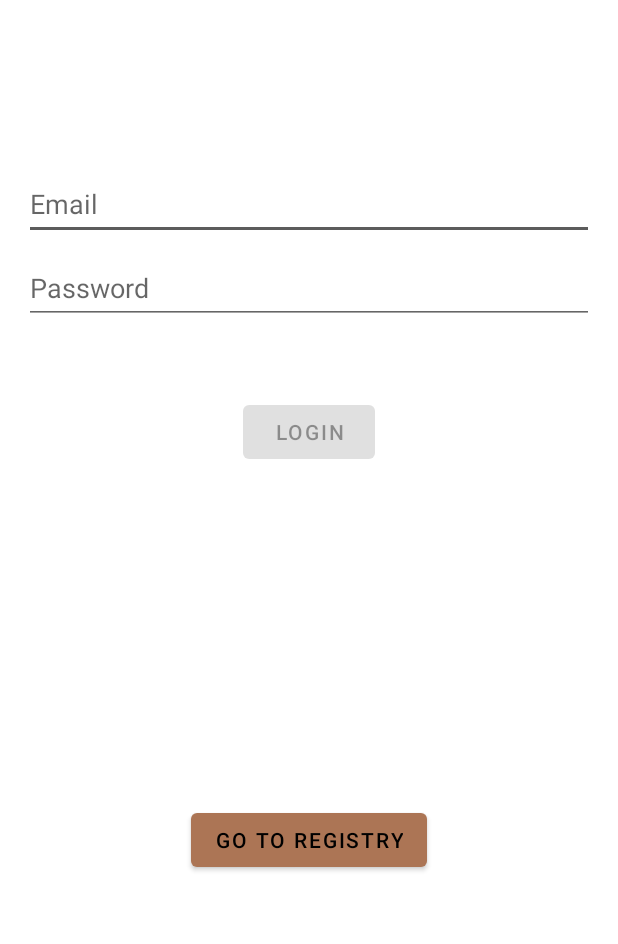
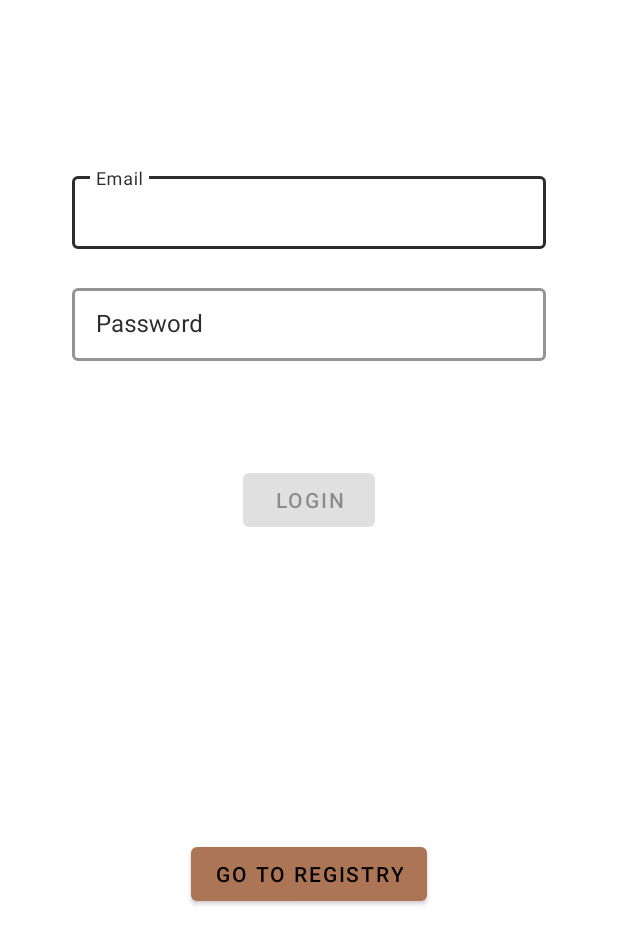
Before and after one commit to Sokols/WarehouseAssistant_AndroidApp, an Android app: the screen it shows after launch (AuthActivity), on a phone screen of 412 x 824 dp. Shown: the top 944 px of the screen. Run offline under Robolectric (Android 15) with nearby library versions, the phone set to English and light mode, and no system bars; our stand-ins replace Dagger/Hilt's generated code, Firebase (no records; nobody signed in at launch, a user with empty details on screens opened directly), data binding.

```diff
--- a/app/src/main/res/layout/login_fragment.xml
+++ b/app/src/main/res/layout/login_fragment.xml
@@ -12,33 +12,42 @@
     android:paddingTop="@dimen/default_padding"
     tools:context=".ui.auth.login.LoginFragment">
 
-    <EditText
-        android:id="@+id/username"
+    <com.google.android.material.textfield.TextInputLayout
+        android:id="@+id/usernameTextInputLayout"
+        style="@style/TextInputLayoutStyle"
         android:layout_width="0dp"
         android:layout_height="wrap_content"
         android:layout_marginTop="96dp"
         android:hint="@string/email"
-        android:inputType="textEmailAddress"
-        android:minHeight="48dp"
-        android:selectAllOnFocus="true"
+        android:paddingHorizontal="@dimen/large_padding"
         app:layout_constraintEnd_toEndOf="parent"
         app:layout_constraintStart_toStartOf="parent"
-        app:layout_constraintTop_toTopOf="parent"
-        android:importantForAutofill="no" />
+        app:layout_constraintTop_toTopOf="parent">
 
-    <EditText
-        android:id="@+id/password"
+        <com.google.android.material.textfield.TextInputEditText
+            android:id="@+id/username"
+            android:layout_width="match_parent"
+            android:layout_height="wrap_content"
+            android:inputType="textEmailAddress" />
+    </com.google.android.material.textfield.TextInputLayout>
+
+    <com.google.android.material.textfield.TextInputLayout
+        android:id="@+id/passwordTextInputLayout"
+        style="@style/TextInputLayoutStyle"
         android:layout_width="0dp"
         android:layout_height="wrap_content"
-        android:layout_marginTop="8dp"
         android:hint="@string/password"
-        android:inputType="textPassword"
-        android:minHeight="48dp"
-        android:selectAllOnFocus="true"
+        android:paddingHorizontal="@dimen/large_padding"
         app:layout_constraintEnd_toEndOf="parent"
         app:layout_constraintStart_toStartOf="parent"
-        app:layout_constraintTop_toBottomOf="@+id/username"
-        android:importantForAutofill="no" />
+        app:layout_constraintTop_toBottomOf="@id/usernameTextInputLayout">
+
+        <com.google.android.material.textfield.TextInputEditText
+            android:id="@+id/password"
+            android:layout_width="match_parent"
+            android:layout_height="wrap_content"
+            android:inputType="textPassword" />
+    </com.google.android.material.textfield.TextInputLayout>
 
     <Button
         android:id="@+id/login"
@@ -50,7 +59,7 @@
         android:text="@string/login"
         app:layout_constraintEnd_toEndOf="parent"
         app:layout_constraintStart_toStartOf="parent"
-        app:layout_constraintTop_toBottomOf="@+id/password" />
+        app:layout_constraintTop_toBottomOf="@+id/passwordTextInputLayout" />
 
     <ProgressBar
         android:id="@+id/loading"
@@ -61,8 +70,8 @@
         android:layout_marginTop="64dp"
         android:layout_marginBottom="64dp"
         app:layout_constraintBottom_toBottomOf="parent"
-        app:layout_constraintEnd_toEndOf="@+id/password"
-        app:layout_constraintStart_toStartOf="@+id/password"
+        app:layout_constraintEnd_toEndOf="@+id/passwordTextInputLayout"
+        app:layout_constraintStart_toStartOf="@+id/passwordTextInputLayout"
         app:layout_constraintTop_toTopOf="parent"
         app:layout_constraintVertical_bias="0.3" />
 
```
Also changed, not shown: app/src/main/AndroidManifest.xml (+12 -1 lines), app/src/main/java/pl/sokols/warehouseassistant/services/NfcService.kt (added, +111 -0 lines), app/src/main/java/pl/sokols/warehouseassistant/ui/main/MainActivity.kt (+30 -4 lines), app/src/main/java/pl/sokols/warehouseassistant/ui/main/MainViewModel.kt (+6 -1 lines), app/src/main/java/pl/sokols/warehouseassistant/utils/NFCUtil.kt (added, +31 -0 lines), 1 other file.
